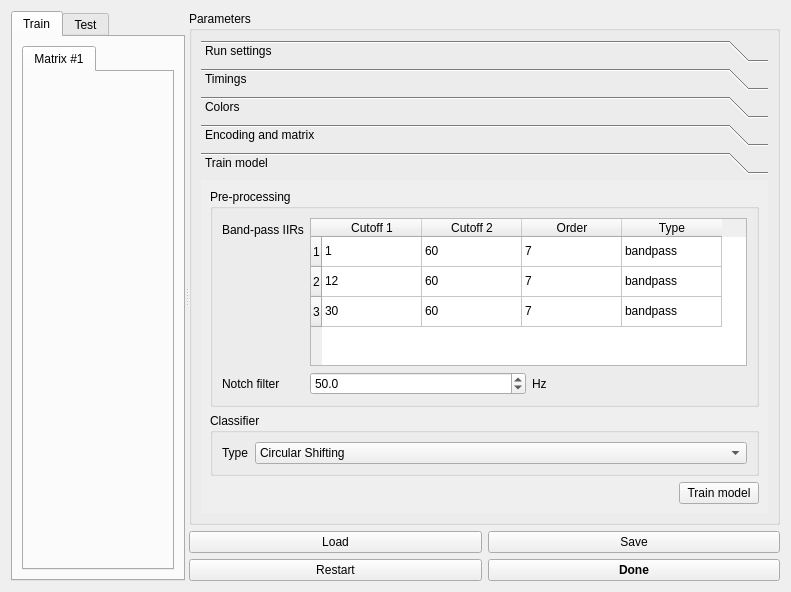
medusabci/app-pary-cvep-speller, file config.ui: the form before one commit.
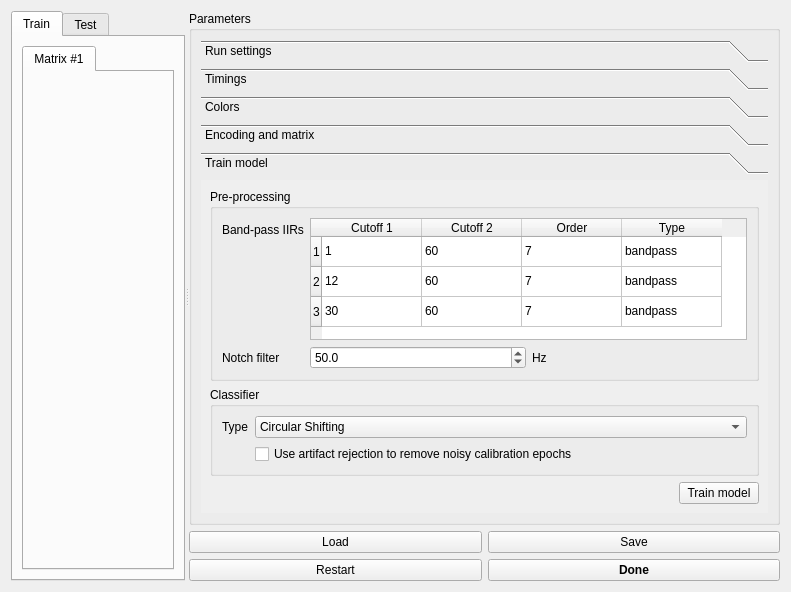
The form after the commit. The open tabs and pages were chosen to show the change.

Commit message: Improved exception handling. Now users can chose to perform artifact rejection or not

```diff
--- a/config.ui
+++ b/config.ui
@@ -857,8 +857,8 @@
               <rect>
                <x>0</x>
                <y>0</y>
-               <width>499</width>
-               <height>322</height>
+               <width>502</width>
+               <height>315</height>
               </rect>
              </property>
              <attribute name="label">
@@ -1042,6 +1042,13 @@
                    </item>
                   </widget>
                  </item>
+                 <item row="1" column="1">
+                  <widget class="QCheckBox" name="checkBox_calibration_art_rej">
+                   <property name="text">
+                    <string>Use artifact rejection to remove noisy calibration epochs</string>
+                   </property>
+                  </widget>
+                 </item>
                 </layout>
                </widget>
               </item>
```
Left out of the diff: 16 changed lines with no effect on the pictures. The commit also changes 2 other files.
